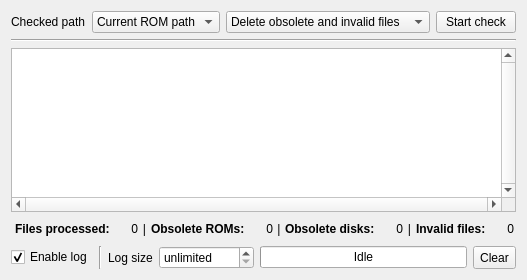
Before: the Qt Designer form rompathcleaner.ui in qmc2/qmc2-mame-fe, drawn with Qt 5.
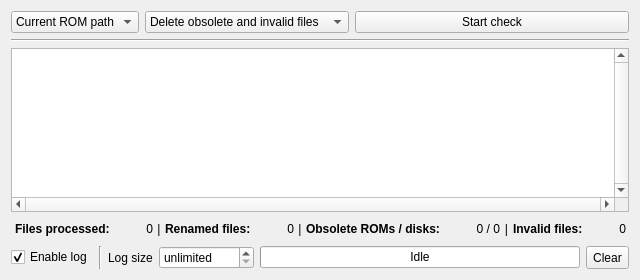
After: the same form once the commit is applied. Icons and pictures are not drawn.

Commit message:
imp: ROMAlyzer: renamed the former Report tab to Analyzer and moved the related widgets to it, so that they are no longer suggesting a global meaning
wip: ROM path cleaner hooked up (WIP-ified)

Diff of the .ui file:
```diff
--- a/rompathcleaner.ui
+++ b/rompathcleaner.ui
@@ -6,7 +6,7 @@
    <rect>
     <x>0</x>
     <y>0</y>
-    <width>526</width>
+    <width>617</width>
     <height>280</height>
    </rect>
   </property>
@@ -14,13 +14,6 @@
    <string>ROM path cleaner</string>
   </property>
   <layout class="QGridLayout" name="gridLayout">
-   <item row="0" column="0">
-    <widget class="QLabel" name="label">
-     <property name="text">
-      <string>Checked path</string>
-     </property>
-    </widget>
-   </item>
    <item row="0" column="3">
     <widget class="QPushButton" name="pushButtonStartStop">
      <property name="sizePolicy">
@@ -101,33 +94,15 @@
       <string notr="true">&lt;center&gt;&lt;table border=&quot;0&quot; cellpadding=&quot;0&quot; cellspacing=&quot;4&quot; width=&quot;100%&quot;&gt;&lt;tr&gt;
 &lt;td nowrap align=&quot;left&quot;&gt;&lt;b&gt;Files processed:&lt;/b&gt;&lt;/td&gt;&lt;td nowrap align=&quot;right&quot;&gt;0&lt;/td&gt;
 &lt;td nowrap align=&quot;center&quot; width=&quot;1%&quot;&gt;|&lt;/td&gt;
-&lt;td nowrap align=&quot;left&quot;&gt;&lt;b&gt;Obsolete ROMs:&lt;/b&gt;&lt;/td&gt;&lt;td nowrap align=&quot;right&quot;&gt;0&lt;/td&gt;
+&lt;td nowrap align=&quot;left&quot;&gt;&lt;b&gt;Renamed files:&lt;/b&gt;&lt;/td&gt;&lt;td nowrap align=&quot;right&quot;&gt;0&lt;/td&gt;
 &lt;td nowrap align=&quot;center&quot; width=&quot;1%&quot;&gt;|&lt;/td&gt;
-&lt;td nowrap align=&quot;left&quot;&gt;&lt;b&gt;Obsolete disks:&lt;/b&gt;&lt;/td&gt;&lt;td nowrap align=&quot;right&quot;&gt;0&lt;/td&gt;
+&lt;td nowrap align=&quot;left&quot;&gt;&lt;b&gt;Obsolete ROMs / disks:&lt;/b&gt;&lt;/td&gt;&lt;td nowrap align=&quot;right&quot;&gt;0 / 0&lt;/td&gt;
 &lt;td nowrap align=&quot;center&quot; width=&quot;1%&quot;&gt;|&lt;/td&gt;
 &lt;td nowrap align=&quot;left&quot;&gt;&lt;b&gt;Invalid files:&lt;/b&gt;&lt;/td&gt;&lt;td nowrap align=&quot;right&quot;&gt;0&lt;/td&gt;
 &lt;/tr&gt;&lt;/table&gt;&lt;/center&gt;</string>
      </property>
     </widget>
    </item>
-   <item row="0" column="1">
-    <widget class="QComboBox" name="comboBox">
-     <item>
-      <property name="text">
-       <string>Current ROM path</string>
-      </property>
-     </item>
-     <item>
-      <property name="text">
-       <string>Select path...</string>
-      </property>
-      <property name="icon">
-       <iconset resource="qmc2.qrc">
-        <normaloff>:/data/img/fileopen.png</normaloff>:/data/img/fileopen.png</iconset>
-      </property>
-     </item>
-    </widget>
-   </item>
    <item row="4" column="0" colspan="4">
     <layout class="QHBoxLayout" name="horizontalLayout2">
      <item>
@@ -213,6 +188,27 @@
      </item>
     </layout>
    </item>
+   <item row="0" column="0" colspan="2">
+    <widget class="QComboBox" name="comboBoxCheckedPath">
+     <property name="toolTip">
+      <string>Choose the path which will be checked</string>
+     </property>
+     <item>
+      <property name="text">
+       <string>Current ROM path</string>
+      </property>
+     </item>
+     <item>
+      <property name="text">
+       <string>Select path...</string>
+      </property>
+      <property name="icon">
+       <iconset resource="qmc2.qrc">
+        <normaloff>:/data/img/fileopen.png</normaloff>:/data/img/fileopen.png</iconset>
+      </property>
+     </item>
+    </widget>
+   </item>
   </layout>
  </widget>
  <tabstops>
```
Left out of the diff: 4 changed lines with no effect on the pictures. The commit also changes 15 other files.
